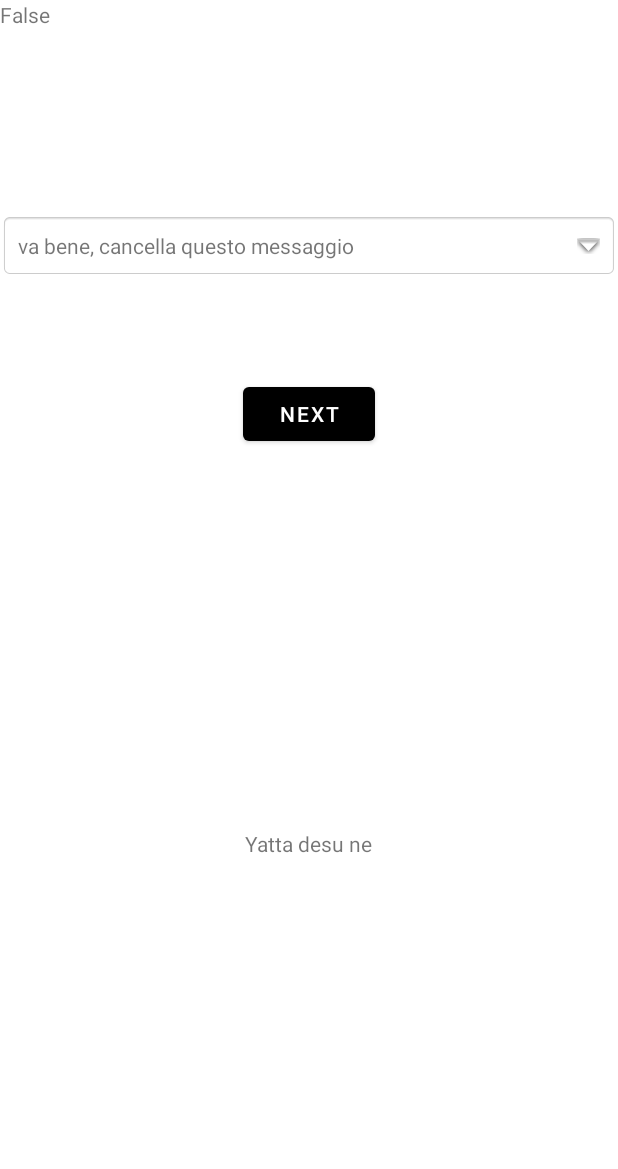
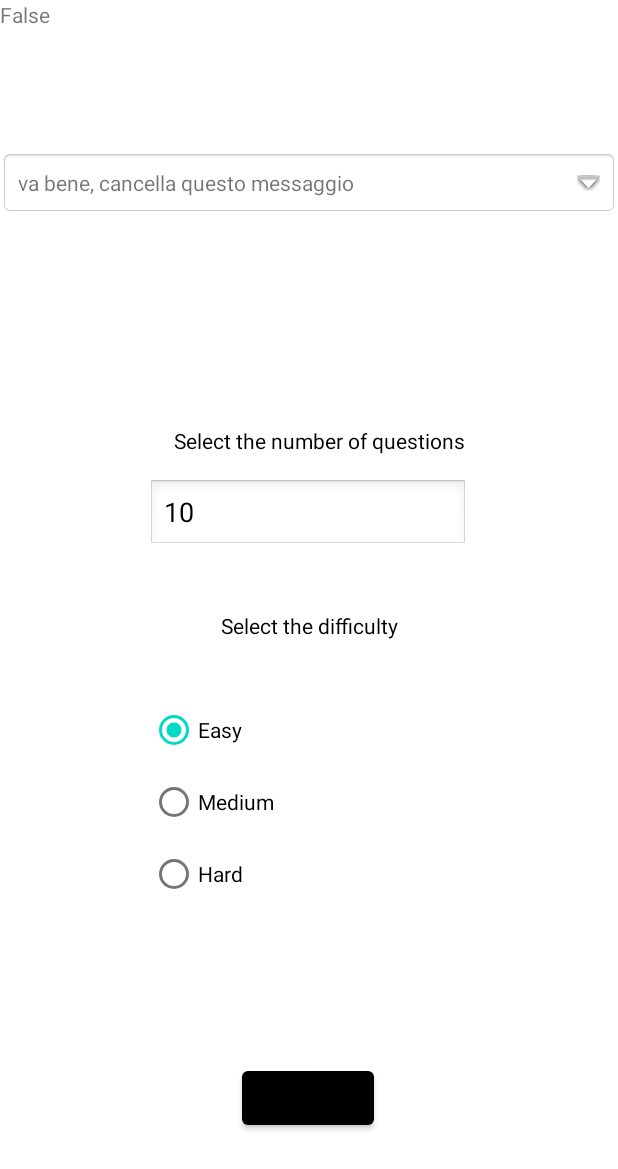
Before and after one commit to MColombari/MM, an Android app: the Option screen opened directly, with no data from a screen before it, on a phone screen of 412 x 824 dp. Shown: the top 1169 px of the screen. Run offline under Robolectric (Android 15) with nearby library versions, the phone set to English and light mode, and no system bars; our stand-ins replace Room's generated code.

Commit message:
Ho ri-editato la parte grafica delle opzioni, e ho settato i colori dei testi negli esercizi

```diff
--- a/app/src/main/java/com/example/mm/optionActivity/Option.java
+++ b/app/src/main/java/com/example/mm/optionActivity/Option.java
@@ -10,6 +10,7 @@ import android.os.Bundle;
 import android.util.Log;
 import android.view.View;
 import android.widget.Button;
+import android.widget.RadioButton;
 import android.widget.TextView;
 
 import com.example.mm.R;
@@ -25,6 +26,7 @@ import localDatabase.Tables.Course;
 public class Option extends AppCompatActivity implements View.OnClickListener {
     // initialize variables
     TextView textView;
+    TextView txtNumberSelect;
     boolean[] selectedLanguage;
     ArrayList<Integer> subList = new ArrayList<>();
 
@@ -34,6 +36,10 @@ public class Option extends AppCompatActivity implements View.OnClickListener {
     ArrayList<String> list;
     ArrayList<Course> courses;
     ArrayList<Course> coursesToSend;
+
+    RadioButton rdb1;
+    RadioButton rdb2;
+    RadioButton rdb3;
 
     TextView textView11; //Debug Purpose.
 
@@ -48,16 +54,18 @@ public class Option extends AppCompatActivity implements View.OnClickListener {
         courses = new ArrayList<>();
         coursesToSend = new ArrayList<>();
 
-
-        //TO DO riuscire a mettere le mani sui dati da inserire nella lista
-        //updateDropDown();
-
         // assign variable
         btnNext = findViewById(R.id.btnNext);
         btnNext.setOnClickListener(this);
 
         textView = findViewById(R.id.textView);
         textView.setOnClickListener(this);
+
+        txtNumberSelect = findViewById(R.id.txtNumberSelect);
+
+        rdb1 = findViewById(R.id.rdb1);
+        rdb2 = findViewById(R.id.rdb2);
+        rdb3 = findViewById(R.id.rdb3);
 
         textView11 = (TextView) findViewById(R.id.textView11); //Debug Purpose.
         // initialize selected language array //DUMMY
@@ -72,8 +80,19 @@ public class Option extends AppCompatActivity implements View.OnClickListener {
         if(v.getId() == this.btnNext.getId()) {
             Intent intent = new Intent(this, Exercise.class);
             Bundle b = new Bundle();
-            //b.putInt("values", 1);
+            int diff = 1; //default difficulty, 1 easy, 2 medium, 3 hard
+
+            if(rdb1.isChecked())
+                diff = 1;
+            if(rdb2.isChecked())
+                diff = 2;
+            if(rdb3.isChecked())
+                diff = 3;
+
             b.putString("lista", (String) this.textView.getText());
+            b.putInt("difficulty", diff);
+            b.putInt("questions", Integer.parseInt(String.valueOf(txtNumberSelect.getText())));
+
             intent.putExtras(b);
             startActivity(intent);
         }
--- a/app/src/main/res/layout/activity_option.xml
+++ b/app/src/main/res/layout/activity_option.xml
@@ -4,45 +4,50 @@
     xmlns:tools="http://schemas.android.com/tools"
     android:layout_width="match_parent"
     android:layout_height="match_parent"
+    android:background="#FFFFFF"
     tools:context=".optionActivity.Option">
 
+    <!-- text view to display selected items-->
+
     <TextView
-        android:id="@+id/bottomText"
+        android:id="@+id/txtInfo1"
         android:layout_width="wrap_content"
         android:layout_height="wrap_content"
-        android:text="Yatta desu ne"
-        app:layout_constraintBottom_toBottomOf="parent"
+        android:layout_marginBottom="16dp"
+        android:text="Select the number of questions"
+        android:textColor="#000000"
+        app:layout_constraintBottom_toTopOf="@+id/txtNumberSelect"
         app:layout_constraintEnd_toEndOf="parent"
-        app:layout_constraintHorizontal_bias="0.5"
-        app:layout_constraintStart_toStartOf="parent"
-        app:layout_constraintTop_toBottomOf="@+id/btnNext" />
+        app:layout_constraintHorizontal_bias="0.532"
+        app:layout_constraintStart_toStartOf="parent" />
 
     <Button
         android:id="@+id/btnNext"
         android:layout_width="wrap_content"
         android:layout_height="wrap_content"
+        android:layout_marginBottom="68dp"
         android:text="Next"
-        app:layout_constraintBottom_toTopOf="@+id/bottomText"
+        android:textColor="#000000"
+        app:layout_constraintBottom_toBottomOf="parent"
         app:layout_constraintEnd_toEndOf="parent"
-        app:layout_constraintHorizontal_bias="0.5"
-        app:layout_constraintStart_toStartOf="parent"
-        app:layout_constraintTop_toTopOf="parent" />
-
-    <!-- text view to display selected items-->
+        app:layout_constraintHorizontal_bias="0.498"
+        app:layout_constraintStart_toStartOf="parent" />
 
     <TextView
         android:id="@+id/textView"
         android:layout_width="match_parent"
         android:layout_height="wrap_content"
         android:layout_centerInParent="true"
-        android:layout_marginTop="75dp"
+        android:layout_marginTop="100dp"
         android:background="@android:drawable/editbox_background"
         android:drawableRight="@android:drawable/arrow_down_float"
         android:drawablePadding="16dp"
         android:hint="Select Language"
         android:padding="12dp"
-        app:layout_constraintBottom_toTopOf="@+id/btnNext"
+        android:textColorHint="@color/gray"
+        app:layout_constraintBottom_toTopOf="@+id/txtInfo1"
         app:layout_constraintTop_toTopOf="parent"
+        app:layout_constraintVertical_bias="0.0"
         tools:layout_editor_absoluteX="0dp" />
 
     <androidx.constraintlayout.widget.Guideline
@@ -60,4 +65,63 @@
         app:layout_constraintStart_toStartOf="parent"
         app:layout_constraintTop_toTopOf="parent" />
 
+    <EditText
+        android:id="@+id/txtNumberSelect"
+        android:layout_width="wrap_content"
+        android:layout_height="wrap_content"
+        android:layout_marginBottom="40dp"
+        android:background="@android:drawable/edit_text"
+        android:ems="10"
+        android:inputType="number"
+        android:text="10"
+        android:textColor="#000000"
+        app:layout_constraintBottom_toTopOf="@+id/txtInfo2"
+        app:layout_constraintEnd_toEndOf="parent"
+        app:layout_constraintHorizontal_bias="0.497"
+        app:layout_constraintStart_toStartOf="parent" />
+
+    <TextView
+        android:id="@+id/txtInfo2"
+        android:layout_width="wrap_content"
+        android:layout_height="wrap_content"
+        android:layout_marginBottom="36dp"
+        android:text="Select the difficulty"
+        android:textColor="#000000"
+        app:layout_constraintBottom_toTopOf="@+id/radioGroup"
+        app:layout_constraintEnd_toEndOf="parent"
+        app:layout_constraintStart_toStartOf="parent" />
+
+    <RadioGroup
+        android:id="@+id/radioGroup"
+        android:layout_width="205dp"
+        android:layout_height="177dp"
+        android:layout_marginBottom="68dp"
+        app:layout_constraintBottom_toTopOf="@+id/btnNext"
+        app:layout_constraintEnd_toEndOf="parent"
+        app:layout_constraintHorizontal_bias="0.485"
+        app:layout_constraintStart_toStartOf="parent">
+
+        <RadioButton
+            android:id="@+id/rdb1"
+            android:layout_width="match_parent"
+            android:layout_height="wrap_content"
+            android:checked="true"
+            android:text="Easy"
+            android:textColor="#000000" />
+
+        <RadioButton
+            android:id="@+id/rdb2"
+            android:layout_width="match_parent"
+            android:layout_height="wrap_content"
+            android:text="Medium"
+            android:textColor="#000000" />
+
+        <RadioButton
+            android:id="@+id/rdb3"
+            android:layout_width="match_parent"
+            android:layout_height="wrap_content"
+            android:text="Hard"
+            android:textColor="#000000" />
+    </RadioGroup>
+
 </androidx.constraintlayout.widget.ConstraintLayout>
```
Also changed, not shown: app/src/main/res/layout/activity_exercise.xml (+21 -9 lines).
